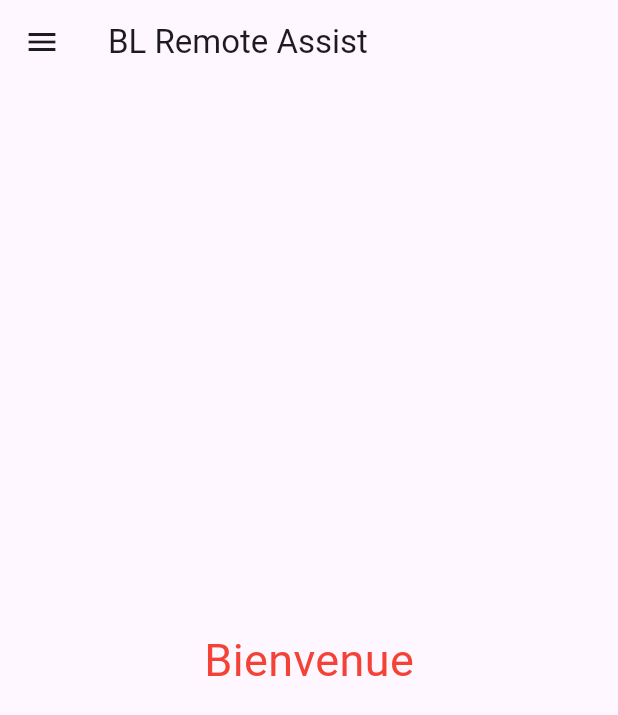
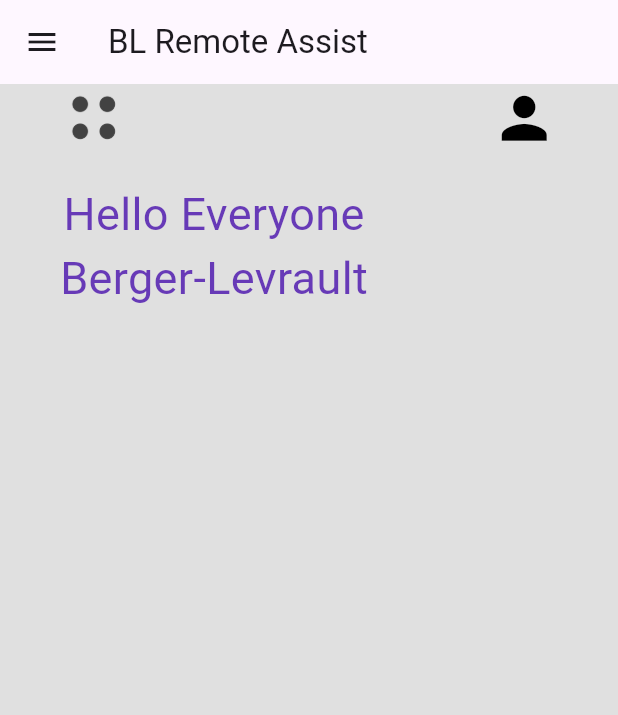
Before and after one commit to othmanetozy/WebRtc-Mobile, a Flutter app: the screen it shows after launch, on a phone screen of 412 x 824 dp. Shown: the top 715 px of the screen. Run offline on Flutter 3.47's test engine with Material 3 defaults, Android fonts, the light colour scheme and no system bars.

Commit message:
V1 home page modifications

```diff
--- a/lib/main.dart
+++ b/lib/main.dart
@@ -2,6 +2,10 @@
 import 'package:flutter/material.dart';
 import 'package:flutter/painting.dart';
 import 'package:flutter/widgets.dart';
+import 'package:testflutter/pages/consulting.page.dart';
+import 'package:testflutter/pages/home.page.dart';
+import 'package:testflutter/pages/products.page.dart';
+import 'package:testflutter/pages/review.page.dart';
 
 void main() {
   runApp(testApp());
@@ -13,6 +17,12 @@
   @override
   Widget build(BuildContext context) {
     return MaterialApp(
+      routes: {
+        "/":(context)=>HomePage(),
+        "/review":(context)=>ReviewPage(),
+        "/consulting":(context)=>ConsultingPage(),
+        "/products":(context)=>ProductsPage(),
+      },
       theme: ThemeData(primarySwatch: Colors.deepPurple,
         textTheme:const TextTheme(
           bodyMedium: TextStyle(fontSize: 30,color: Colors.deepPurple),
@@ -21,89 +31,6 @@
         ),
         iconTheme: IconThemeData(color: Colors.blueAccent,size: 30)
       ),
-      home: const HomePage(), //home page default
     );
   }
 }
-
-class HomePage extends StatelessWidget {
-  const HomePage({super.key});
-
-  @override
-  Widget build(BuildContext context) {
-    return Scaffold(
-      appBar: AppBar(title: const Text("BL Remote Assist")),
-      body: Center(
-        child: Text(
-          "Bienvenue",
-          style: TextStyle(color: Colors.red, fontSize: 30),
-        ),
-      ),
-
-      drawer:   Drawer(
-        child: Column(
-          children:[
-            DrawerHeader(
-              child:Row(
-                children: [
-                  CircleAvatar(
-                    backgroundImage: AssetImage("images/img.png"),
-                    radius: 44,
-                  )
-                ],
-              ),
-              decoration: BoxDecoration(
-                  gradient: LinearGradient(
-                      colors: [Theme.of(context).primaryColor, Colors.red])),
-            ),
-
-            ListTile(// list item
-              leading: Icon(
-                  Icons.home, color: Theme.of(context).primaryColor,),
-              trailing: Icon(Icons.arrow_forward_ios_sharp),
-              onTap: (){},   // click
-              title: Text(
-                "Home",
-                style: Theme.of(context).textTheme.bodySmall?.copyWith(
-                  fontFamily: "Rubik-Italic",),
-              ),
-            ),
-            ListTile(// list item
-              leading: Icon(
-                Icons.stars, color: Theme.of(context).primaryColor,),
-              trailing: Icon(Icons.arrow_forward_ios_sharp),
-              onTap: (){},   // click
-              title: Text(
-                "Review",
-                style: Theme.of(context).textTheme.bodySmall?.copyWith(
-                  fontFamily: "Rubik-Italic",),
-              ),
-            ),
-            ListTile(// list item
-              leading: Icon(
-                Icons.supervised_user_circle, color: Theme.of(context).primaryColor,),
-              trailing: Icon(Icons.arrow_forward_ios_sharp),
-              onTap: (){},   // click
-              title: Text(
-                "Consulting",
-                style: Theme.of(context).textTheme.bodySmall?.copyWith(
-                  fontFamily: "Rubik-Italic",),
-              ),
-            ),
-            ListTile(// list item
-              leading: Icon(
-                Icons.production_quantity_limits, color: Theme.of(context).primaryColor,),
-              trailing: Icon(Icons.arrow_forward_ios_sharp),
-              onTap: (){},   // click
-              title: Text(
-                "Products",
-                style: Theme.of(context).textTheme.bodySmall?.copyWith(
-                  fontFamily: "Rubik-Italic",),
-              ),
-            ),
-          ],
-        ),
-      ),
-    );
-  }
-}
--- /dev/null
+++ b/lib/pages/home.page.dart
@@ -0,0 +1,136 @@
+import 'package:flutter/cupertino.dart';
+import 'package:flutter/material.dart';
+
+class HomePage extends StatelessWidget {
+
+  final double horizantalPading = 40;
+  final double verticalPading = 25;
+
+
+
+  const HomePage({super.key});
+
+  @override
+  Widget build(BuildContext context) {
+    return Scaffold(
+     backgroundColor: Colors.grey[300],
+      appBar: AppBar(title: const Text("BL Remote Assist")),
+      /*body: Center(
+        child: Text(
+          "Bienvenue",
+          style: TextStyle(color: Colors.red, fontSize: 30),
+        ),
+      ),*/
+      body: SafeArea(
+        child: Column(
+          crossAxisAlignment: CrossAxisAlignment.start,
+          children: [
+            Padding(
+              padding: const EdgeInsets.symmetric(horizontal: 40),
+              child: Row(
+                mainAxisAlignment: MainAxisAlignment.spaceBetween,
+                children: [
+                  Image.asset(
+                    'lib/icons/menu.png',
+                    height: 45,
+                    color: Colors.grey[800],
+                  ),
+                  Icon(
+                    Icons.person,
+                    size: 45,
+                    color: Colors.black,
+                  ),
+                ],
+              ),
+            ),
+            const SizedBox(height: 20,),
+
+            Padding(
+              padding: const EdgeInsets.symmetric(horizontal: 40),
+              child: Column(
+                children: [
+                  Text("Hello Everyone"),
+                  Text("Berger-Levrault")
+                ],
+              ),
+            )
+          ],
+        ),
+      ),
+
+
+      drawer:   Drawer(
+        child: Column(
+          children:[
+            DrawerHeader(
+              child:Row(
+                children: [
+                  CircleAvatar(
+                    backgroundImage: AssetImage("images/img.png"),
+                    radius: 44,
+                  )
+                ],
+              ),
+              decoration: BoxDecoration(
+                  gradient: LinearGradient(
+                      colors: [Theme.of(context).primaryColor, Colors.red])),
+            ),
+
+            ListTile(// list item
+              leading: Icon(
+                Icons.home, color: Theme.of(context).primaryColor,),
+              trailing: Icon(Icons.arrow_forward_ios_sharp),
+              onTap: (){
+                Navigator.pushNamed(context, "/");
+              },   // click
+              title: Text(
+                "Home",
+                style: Theme.of(context).textTheme.bodySmall?.copyWith(
+                  fontFamily: "Rubik-Italic",),
+              ),
+            ),
+            ListTile(// list item
+              leading: Icon(
+                Icons.stars, color: Theme.of(context).primaryColor,),
+              trailing: Icon(Icons.arrow_forward_ios_sharp),
+              onTap: (){
+                Navigator.pushNamed(context, "/review");
+              },  // click
+              title: Text(
+                "Review",
+                style: Theme.of(context).textTheme.bodySmall?.copyWith(
+                  fontFamily: "Rubik-Italic",),
+              ),
+            ),
+            ListTile(// list item
+              leading: Icon(
+                Icons.supervised_user_circle, color: Theme.of(context).primaryColor,),
+              trailing: Icon(Icons.arrow_forward_ios_sharp),
+              onTap: (){
+                Navigator.pushNamed(context, "/consulting");
+              },   // click
+              title: Text(
+                "Consulting",
+                style: Theme.of(context).textTheme.bodySmall?.copyWith(
+                  fontFamily: "Rubik-Italic",),
+              ),
+            ),
+            ListTile(// list item
+              leading: Icon(
+                Icons.production_quantity_limits, color: Theme.of(context).primaryColor,),
+              trailing: Icon(Icons.arrow_forward_ios_sharp),
+              onTap: (){
+                Navigator.pushNamed(context, "/products");
+              },   // click
+              title: Text(
+                "Products",
+                style: Theme.of(context).textTheme.bodySmall?.copyWith(
+                  fontFamily: "Rubik-Italic",),
+              ),
+            ),
+          ],
+        ),
+      ),
+    );
+  }
+}
--- a/pubspec.yaml
+++ b/pubspec.yaml
@@ -61,7 +61,7 @@
   # To add assets to your application, add an assets section, like this:
   assets:
     - images/img.png
-  #   - images/a_dot_ham.jpeg
+    - lib/icons/menu.png
 
   # An image asset can refer to one or more resolution-specific "variants", see
   # https://flutter.dev/assets-and-images/#resolution-aware
```
Also changed, not shown: lib/pages/consulting.page.dart (added, +16 -0 lines), lib/pages/products.page.dart (added, +16 -0 lines), lib/pages/review.page.dart (added, +16 -0 lines), lib/icons/menu.png (added).
